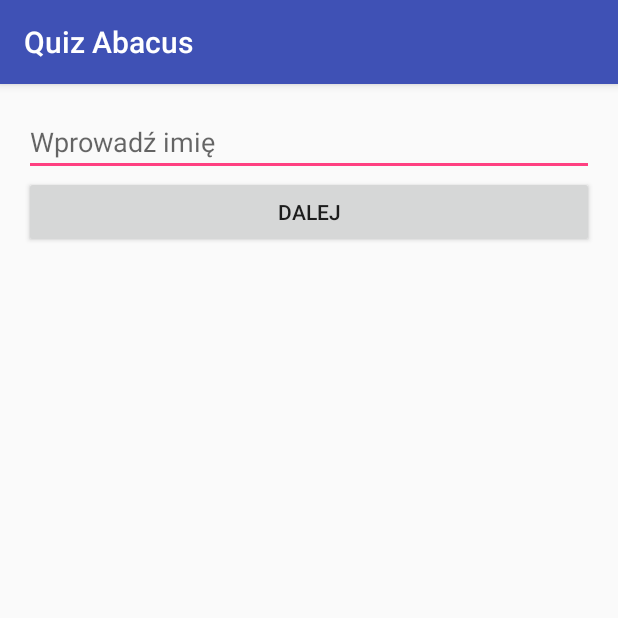
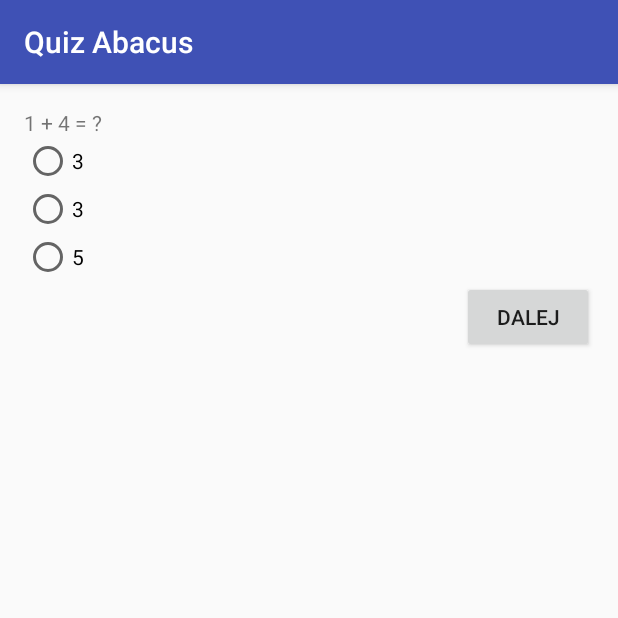
Before and after one commit to lkwid/Abacus, an Android app: the screen it shows after launch (WelcomeActivity before the commit, GameActivity after it), after a tap on "DALEJ", on a phone screen of 412 x 824 dp, the top half of it. Run offline under Robolectric (Android 15) with nearby library versions, the phone set to English and light mode, and no system bars; our stand-ins replace ButterKnife.

Commit message:
Game activity, no results

```diff
--- a/app/src/main/java/lkwid/quizabacus/GameActivity.java
+++ b/app/src/main/java/lkwid/quizabacus/GameActivity.java
@@ -2,12 +2,128 @@ package lkwid.quizabacus;
 
 import android.support.v7.app.AppCompatActivity;
 import android.os.Bundle;
+import android.view.View;
+import android.widget.Button;
+import android.widget.RadioButton;
+import android.widget.RadioGroup;
+import android.widget.TextView;
+
+import java.util.List;
+
+import butterknife.BindView;
+import butterknife.BindViews;
+import butterknife.ButterKnife;
+import butterknife.OnClick;
 
 public class GameActivity extends AppCompatActivity {
+    public static final String EXTRA_NAME = "name";
+    public static final String EXTRA_QUESTIONS = "questions";
+    public static final String CURRENT_QUESTION = "current question";
+    public static final String CHOICES = "choices";
+
+    @BindView(R.id.question)
+    TextView mQuestion;
+    @BindView(R.id.answer_choice)
+    RadioGroup mAnswers;
+    @BindViews({R.id.answer_1, R.id.answer_2, R.id.answer_3})
+    List<RadioButton> mRadioButtons;
+    @BindView(R.id.back)
+    Button mBackButton;
+    @BindView(R.id.next)
+    Button mNextButton;
+
+    private String mPlayerName;
+    private List<Question> mQuestions;
+    private int mCurrentQuestion;
+    private int[] mChoices;
 
     @Override
     protected void onCreate(Bundle savedInstanceState) {
         super.onCreate(savedInstanceState);
         setContentView(R.layout.activity_game);
+        ButterKnife.bind(this);
+
+        mPlayerName = getIntent().getStringExtra(EXTRA_NAME);
+        mQuestions = (List<Question>) getIntent().getSerializableExtra(EXTRA_QUESTIONS);
+        mChoices = new int[mQuestions.size()];
+
+        refreshView();
+
+    }
+
+    @Override
+    protected void onSaveInstanceState(Bundle outState) {
+        super.onSaveInstanceState(outState);
+        mChoices[mCurrentQuestion] = mAnswers.getCheckedRadioButtonId();
+        outState.putInt(CURRENT_QUESTION, mCurrentQuestion);
+        outState.putIntArray(CHOICES, mChoices);
+    }
+
+    @Override
+    protected void onRestoreInstanceState(Bundle savedInstanceState) {
+        super.onRestoreInstanceState(savedInstanceState);
+        mCurrentQuestion = savedInstanceState.getInt(CURRENT_QUESTION, 0);
+        mChoices = savedInstanceState.getIntArray(CHOICES);
+
+        refreshView();
+    }
+
+    private void refreshView() {
+        Question question = mQuestions.get(mCurrentQuestion);
+        mQuestion.setText(question.getQuestion());
+
+        int index = 0;
+        for (RadioButton rb : mRadioButtons) {
+            rb.setText(question.getAnswers().get(index++));
+        }
+
+        mBackButton.setVisibility(mCurrentQuestion == 0 ? View.GONE : View.VISIBLE);
+        mNextButton.setText(mCurrentQuestion == mQuestions.size() - 1 ? "Zakończ" : "Dalej");
+
+        mAnswers.clearCheck();
+
+        if (mChoices[mCurrentQuestion] > 0) {
+            mAnswers.check(mChoices[mCurrentQuestion]);
+        }
+    }
+
+    @OnClick(R.id.back)
+    void onBackClick() {
+        mChoices[mCurrentQuestion] = mAnswers.getCheckedRadioButtonId();
+        mCurrentQuestion--;
+        refreshView();
+    }
+
+    @OnClick(R.id.next)
+    void onNextClick() {
+        mChoices[mCurrentQuestion] = mAnswers.getCheckedRadioButtonId();
+        boolean isLastQuestion = mCurrentQuestion + 1 == mQuestions.size();
+        if (isLastQuestion) {
+            countResults();
+            return;
+        }
+        mCurrentQuestion++;
+        refreshView();
+    }
+
+    private void countResults() {
+        int correctAnswers = 0;
+        int questionsCount = mQuestions.size();
+
+        for (int i = 0; i < questionsCount; i++) {
+            int correctAnswerIndex = mQuestions.get(i).getPositionOfCorrectAnswer();
+            int chosenRadioButtonId = mChoices[i];
+            int choiceIndex = -1;
+
+            for (int j = 0; j < mRadioButtons.size(); j++) {
+                if (mRadioButtons.get(j).getId() == chosenRadioButtonId) {
+                    choiceIndex = j;
+                    break;
+                }
+            }
+            if (correctAnswerIndex == choiceIndex) {
+                correctAnswers++;
+            }
+        }
     }
 }
--- /dev/null
+++ b/app/src/main/java/lkwid/quizabacus/QuizResultDialogFragment.java
@@ -0,0 +1,4 @@
+package lkwid.quizabacus;
+
+public class QuizResultDialogFragment {
+}
--- a/app/src/main/java/lkwid/quizabacus/RandomQuestionsGenerator.java
+++ b/app/src/main/java/lkwid/quizabacus/RandomQuestionsGenerator.java
@@ -9,15 +9,16 @@ public class RandomQuestionsGenerator implements QuestionsDatabase {
 
     @Override
     public List<Question> generateQuestions() {
+        List<Question> setOfQuestions = new LinkedList<>();
         Random random = new Random();
-        Question question = new Question();
-        List<Question> setOfQuestions = new LinkedList<>();
-        List<String> answers = new LinkedList<>();
-        int left = random.nextInt(QUIZ_DIFFICULTY), right = random.nextInt(QUIZ_DIFFICULTY);
-        int correctAnswer;
-        int positionOfCorrectAnswer;
 
         for (int i = 0; i < 100; i++) {
+            Question question = new Question();
+            int left = random.nextInt(QUIZ_DIFFICULTY-1)+1, right = random.nextInt(QUIZ_DIFFICULTY-1)+1;
+            int correctAnswer;
+            int positionOfCorrectAnswer;
+            List<String> answers = new LinkedList<>();
+
             question.setQuestion(String.format("%d + %d = ?", left, right));
             correctAnswer = left + right;
 
@@ -33,7 +34,6 @@ public class RandomQuestionsGenerator implements QuestionsDatabase {
             setOfQuestions.add(question);
 
         }
-
         return setOfQuestions;
     }
 }
--- a/app/src/main/java/lkwid/quizabacus/WelcomeActivity.java
+++ b/app/src/main/java/lkwid/quizabacus/WelcomeActivity.java
@@ -4,6 +4,11 @@ import android.content.Intent;
 import android.support.v7.app.AppCompatActivity;
 import android.os.Bundle;
 import android.widget.EditText;
+
+import java.util.ArrayList;
+import java.util.Collections;
+import java.util.List;
+import java.util.Random;
 
 import butterknife.BindView;
 import butterknife.ButterKnife;
@@ -12,6 +17,8 @@ import butterknife.OnClick;
 public class WelcomeActivity extends AppCompatActivity {
     @BindView(R.id.name_field)
     EditText mEditText;
+
+    private QuestionsDatabase mQuestionsDatabase = new RandomQuestionsGenerator();
 
     @Override
     protected void onCreate(Bundle savedInstanceState) {
@@ -22,10 +29,17 @@ public class WelcomeActivity extends AppCompatActivity {
 
     @OnClick(R.id.next_button)
     void openNextScreen() {
+        Random random = new Random();
         String name = mEditText.getText().toString();
-        Intent nameIntent = new Intent(this,GameActivity.class);
+        Intent greetingsIntent = new Intent(this,GameActivity.class);
+        greetingsIntent.putExtra(GameActivity.EXTRA_NAME, name);
+        List<Question> questions = mQuestionsDatabase.generateQuestions();
+        while (questions.size() > 5) {
+            questions.remove(random.nextInt(questions.size()));
+        }
+        Collections.shuffle(questions);
+        greetingsIntent.putExtra(GameActivity.EXTRA_QUESTIONS, new ArrayList<>(questions));
 
-
-
+        startActivity(greetingsIntent);
     }
 }
--- a/app/src/main/res/layout/activity_game.xml
+++ b/app/src/main/res/layout/activity_game.xml
@@ -10,4 +10,50 @@
     android:paddingTop="@dimen/activity_vertical_margin"
     tools:context="lkwid.quizabacus.GameActivity">
 
+    <TextView
+        android:id="@+id/question"
+        android:layout_width="wrap_content"
+        android:layout_height="wrap_content"
+        android:text="Przykładowe pytanie" />
+
+    <RadioGroup
+        android:id="@+id/answer_choice"
+        android:layout_width="match_parent"
+        android:layout_height="wrap_content"
+        android:layout_below="@id/question">
+
+        <RadioButton
+            android:id="@+id/answer_1"
+            android:layout_width="match_parent"
+            android:layout_height="wrap_content"
+            android:text="Odpowiedź 1" />
+
+        <RadioButton
+            android:id="@+id/answer_2"
+            android:layout_width="match_parent"
+            android:layout_height="wrap_content"
+            android:text="Odpowiedź 2" />
+
+        <RadioButton
+            android:id="@+id/answer_3"
+            android:layout_width="match_parent"
+            android:layout_height="wrap_content"
+            android:text="Odpowiedź 3" />
+    </RadioGroup>
+
+    <Button
+        android:id="@+id/back"
+        android:layout_below="@id/answer_choice"
+        android:layout_width="wrap_content"
+        android:layout_height="wrap_content"
+        android:text="wróć"/>
+    <Button
+        android:id="@+id/next"
+        android:layout_below="@id/answer_choice"
+        android:layout_alignParentRight="true"
+        android:layout_width="wrap_content"
+        android:layout_height="wrap_content"
+        android:text="dalej" />
+
+
 </RelativeLayout>
--- a/app/src/main/res/layout/activity_welcome.xml
+++ b/app/src/main/res/layout/activity_welcome.xml
@@ -15,6 +15,7 @@
         android:id="@+id/name_field"
         android:layout_width="match_parent"
         android:layout_height="wrap_content"
+        android:inputType="textCapSentences"
         android:hint="Wprowadź imię" />
     <Button
         android:id="@+id/next_button"
```
Also changed, not shown: 1 other file.
